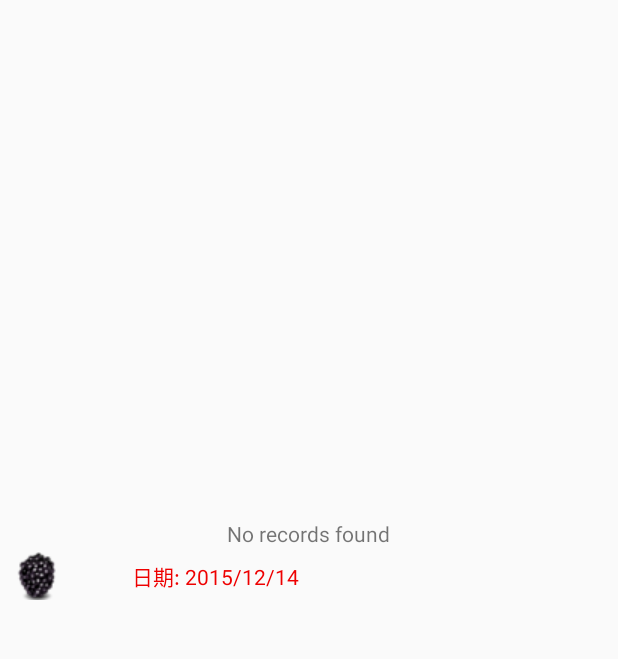
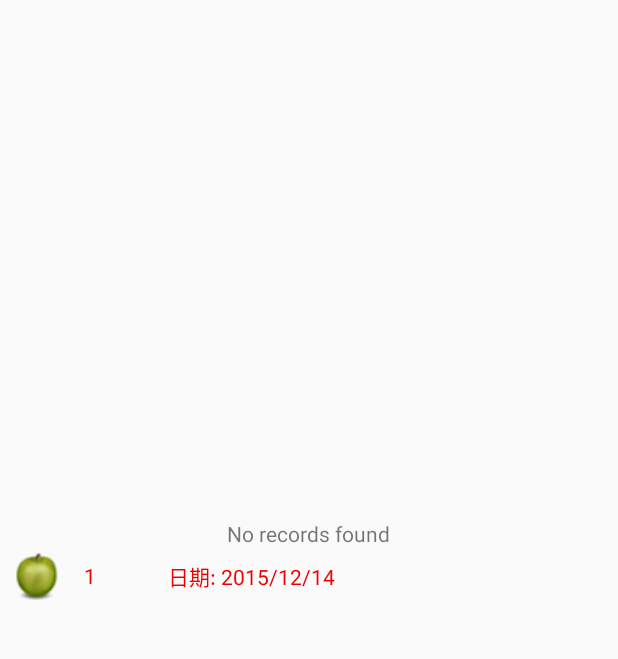
Before and after one commit to ele1325/SQLite, an Android app: the AddCountryActivity screen opened directly, with no data from a screen before it, after a tap on "ADD RECORD", on a phone screen of 412 x 824 dp, the part 84-743 px from its top. Run offline under Robolectric (Android 15) with nearby library versions, the phone set to English and light mode, and no system bars.

Commit message:
20151214
add icon

```diff
--- a/app/src/main/java/com/journaldev/sqlite/CountryListActivity.java
+++ b/app/src/main/java/com/journaldev/sqlite/CountryListActivity.java
@@ -90,7 +90,7 @@ public class CountryListActivity extends AppCompatActivity {
         String[] titles = {"item1","item2","item3","item4"};
         for (int i=0; i<(titles.length)+30 && i<(icons.length)+30; i++){
             Information current = new Information();
-            current.iconId=icons[i%4];
+            //current.sqlid=icons[i%4];
             //current.title=titles[i%4];
             current.item1= String.format("item%d", i);
             data.add(current);
--- a/app/src/main/java/com/journaldev/sqlite/DBManager.java
+++ b/app/src/main/java/com/journaldev/sqlite/DBManager.java
@@ -54,13 +54,14 @@ public class DBManager {
         database = dbHelper.getReadableDatabase();
         Cursor cursor = database.query(DatabaseHelper.TABLE_NAME, null, null, null, null, null, null, null);
         ArrayList<Information> result = new ArrayList<Information>();
-
+        int image = R.drawable.ic_number2; // tbc.....
         Information information;
         if (cursor.getCount() > 0) {
             for (int i = 0; i < cursor.getCount(); i++) {
                 cursor.moveToNext();
                 information = new Information();
-                information.iconId= cursor.getInt(0);
+                information.icon = image;
+                information.sqlid= cursor.getInt(0);
                 information.item1 = cursor.getString(1);
                 information.item2 = cursor.getString(2);
                 information.date = cursor.getString(3);
--- a/app/src/main/java/com/journaldev/sqlite/Information.java
+++ b/app/src/main/java/com/journaldev/sqlite/Information.java
@@ -4,7 +4,8 @@ package com.journaldev.sqlite;
  * Created by testtt on 2015/12/3.
  */
 public class Information {
-    int iconId;
+    int icon;
+    int sqlid;
     String item1;
     String item2;
     String date;
--- a/app/src/main/java/com/journaldev/sqlite/MyAdapter.java
+++ b/app/src/main/java/com/journaldev/sqlite/MyAdapter.java
@@ -29,6 +29,7 @@ public class MyAdapter extends RecyclerView.Adapter<MyAdapter.MyViewHolder> {
     private LayoutInflater inflater;
     private Context context;
     ArrayList<Information> data;
+
     public MyAdapter(Context context, ArrayList<Information> data){
         this.context=context;
         inflater = LayoutInflater.from(context);
@@ -51,7 +52,8 @@ public class MyAdapter extends RecyclerView.Adapter<MyAdapter.MyViewHolder> {
     @Override
     public void onBindViewHolder(MyViewHolder holder, int position) {
         Information current=data.get(position);
-        holder.icon.setImageResource(current.iconId);
+        holder.icon.setImageResource(current.icon);
+        holder.holderId.setText(String.valueOf(current.sqlid)); // holder.holderId.setText(" "+current.sqlid)
         holder.holderItem1.setText(current.item1);
         holder.holderItem2.setText(current.item2);
         holder.holderItem3.setText(current.date);
@@ -66,6 +68,7 @@ public class MyAdapter extends RecyclerView.Adapter<MyAdapter.MyViewHolder> {
 
     class MyViewHolder extends RecyclerView.ViewHolder implements View.OnClickListener{
         ImageView icon;
+        TextView holderId;
         TextView holderItem1;
         TextView holderItem2;
         TextView holderItem3;
@@ -73,6 +76,7 @@ public class MyAdapter extends RecyclerView.Adapter<MyAdapter.MyViewHolder> {
             super(itemView);
             icon = (ImageView) itemView.findViewById(R.id.listIcon);
             icon.setOnClickListener(this);
+            holderId = (TextView) itemView.findViewById(R.id.sql_Id);
             holderItem1 = (TextView) itemView.findViewById(R.id.listText1);
             holderItem2 = (TextView) itemView.findViewById(R.id.listText2);
             holderItem3 = (TextView) itemView.findViewById(R.id.listText3);
--- a/app/src/main/res/layout/custom_row.xml
+++ b/app/src/main/res/layout/custom_row.xml
@@ -10,6 +10,14 @@
         android:layout_height="wrap_content"
         android:layout_gravity="center_vertical"
         android:src="@drawable/ic_number1"/>
+    <TextView
+        android:padding="8dp"
+        android:id="@+id/sql_Id"
+        android:layout_gravity="center_vertical"
+        android:layout_width="wrap_content"
+        android:layout_height="wrap_content"
+        android:textColor="#E00"
+        android:text="Dummy Text"/>
     <TextView
         android:padding="8dp"
         android:id="@+id/listText1"
```
Also changed, not shown: 1 other file.
